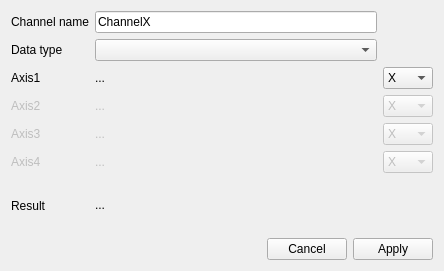
Before: the Qt Designer form ClearMap/gui/creator/image_group_ctrls.ui in ClearAnatomics/ClearMap, drawn with Qt 5.
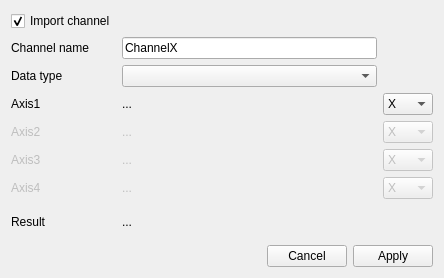
After: the same form once the commit is applied.

Commit message: GUI: Adds possibility to ignore channels during the wizard import

The edit to the form file:
```diff
--- a/ClearMap/gui/creator/image_group_ctrls.ui
+++ b/ClearMap/gui/creator/image_group_ctrls.ui
@@ -7,7 +7,7 @@
     <x>0</x>
     <y>0</y>
     <width>444</width>
-    <height>271</height>
+    <height>278</height>
    </rect>
   </property>
   <property name="sizePolicy">
@@ -22,66 +22,88 @@
   <layout class="QVBoxLayout" name="verticalLayout">
    <item>
     <layout class="QGridLayout" name="gridLayout" columnstretch="0,1,0">
-     <item row="2" column="0">
+     <item row="1" column="0">
+      <widget class="QLabel" name="label_3">
+       <property name="text">
+        <string>Channel name</string>
+       </property>
+      </widget>
+     </item>
+     <item row="6" column="2">
+      <widget class="QComboBox" name="pattern0_2ComboBox">
+       <property name="enabled">
+        <bool>false</bool>
+       </property>
+       <property name="minimumSize">
+        <size>
+         <width>20</width>
+         <height>0</height>
+        </size>
+       </property>
+       <property name="maximumSize">
+        <size>
+         <width>60</width>
+         <height>16777215</height>
+        </size>
+       </property>
+       <property name="currentText">
+        <string>X</string>
+       </property>
+       <item>
+        <property name="text">
+         <string>X</string>
+        </property>
+       </item>
+       <item>
+        <property name="text">
+         <string>Y</string>
+        </property>
+       </item>
+       <item>
+        <property name="text">
+         <string>Z</string>
+        </property>
+       </item>
+       <item>
+        <property name="text">
+         <string>C</string>
+        </property>
+       </item>
+      </widget>
+     </item>
+     <item row="3" column="0">
       <widget class="QLabel" name="label0_0">
        <property name="text">
         <string>Axis1</string>
        </property>
       </widget>
      </item>
-     <item row="6" column="2">
-      <widget class="QComboBox" name="pattern0_3ComboBox">
+     <item row="6" column="1">
+      <widget class="QLabel" name="pattern0_2">
        <property name="enabled">
         <bool>false</bool>
        </property>
+       <property name="sizePolicy">
+        <sizepolicy hsizetype="MinimumExpanding" vsizetype="Preferred">
+         <horstretch>1</horstretch>
+         <verstretch>0</verstretch>
+        </sizepolicy>
+       </property>
        <property name="minimumSize">
         <size>
-         <width>20</width>
+         <width>250</width>
          <height>0</height>
         </size>
        </property>
-       <property name="maximumSize">
-        <size>
-         <width>60</width>
-         <height>16777215</height>
-        </size>
-       </property>
-       <property name="currentText">
-        <string>X</string>
-       </property>
-       <item>
-        <property name="text">
-         <string>X</string>
-        </property>
-       </item>
-       <item>
-        <property name="text">
-         <string>Y</string>
-        </property>
-       </item>
-       <item>
-        <property name="text">
-         <string>Z</string>
-        </property>
-       </item>
-       <item>
-        <property name="text">
-         <string>C</string>
-        </property>
-       </item>
-      </widget>
-     </item>
-     <item row="4" column="0">
-      <widget class="QLabel" name="label0_1">
-       <property name="enabled">
-        <bool>false</bool>
-       </property>
        <property name="text">
-        <string>Axis2</string>
+        <string>...</string>
+       </property>
+       <property name="textFormat">
+        <enum>Qt::RichText</enum>
        </property>
       </widget>
      </item>
-     <item row="7" column="1">
+     <item row="8" column="1">
       <widget class="QLabel" name="result">
        <property name="sizePolicy">
         <sizepolicy hsizetype="MinimumExpanding" vsizetype="Preferred">
@@ -95,15 +117,15 @@
          <height>0</height>
         </size>
        </property>
-       <property name="textFormat">
-        <enum>Qt::RichText</enum>
-       </property>
        <property name="text">
         <string>...</string>
        </property>
+       <property name="textFormat">
+        <enum>Qt::RichText</enum>
+       </property>
       </widget>
      </item>
-     <item row="5" column="0">
+     <item row="6" column="0">
       <widget class="QLabel" name="label0_2">
        <property name="enabled">
         <bool>false</bool>
@@ -113,68 +135,7 @@
        </property>
       </widget>
      </item>
-     <item row="5" column="1">
-      <widget class="QLabel" name="pattern0_2">
-       <property name="enabled">
-        <bool>false</bool>
-       </property>
-       <property name="sizePolicy">
-        <sizepolicy hsizetype="MinimumExpanding" vsizetype="Preferred">
-         <horstretch>1</horstretch>
-         <verstretch>0</verstretch>
-        </sizepolicy>
-       </property>
-       <property name="minimumSize">
-        <size>
-         <width>250</width>
-         <height>0</height>
-        </size>
-       </property>
-       <property name="textFormat">
-        <enum>Qt::RichText</enum>
-       </property>
-       <property name="text">
-        <string>...</string>
-       </property>
-      </widget>
-     </item>
-     <item row="2" column="2">
-      <widget class="QComboBox" name="pattern0_0ComboBox">
-       <property name="minimumSize">
-        <size>
-         <width>50</width>
-         <height>0</height>
-        </size>
-       </property>
-       <property name="maximumSize">
-        <size>
-         <width>60</width>
-         <height>16777215</height>
-        </size>
-       </property>
-       <item>
-        <property name="text">
-         <string>X</string>
-        </property>
-       </item>
-       <item>
-        <property name="text">
-         <string>Y</string>
-        </property>
-       </item>
-       <item>
-        <property name="text">
-         <string>Z</string>
-        </property>
-       </item>
-       <item>
-        <property name="text">
-         <string>C</string>
-        </property>
-       </item>
-      </widget>
-     </item>
-     <item row="6" column="0">
+     <item row="7" column="0">
       <widget class="QLabel" name="label0_3">
        <property name="enabled">
         <bool>false</bool>
@@ -184,14 +145,60 @@
        </property>
       </widget>
      </item>
-     <item row="1" column="0">
+     <item row="5" column="2">
+      <widget class="QComboBox" name="pattern0_1ComboBox">
+       <property name="enabled">
+        <bool>false</bool>
+       </property>
+       <property name="minimumSize">
+        <size>
+         <width>20</width>
+         <height>0</height>
+        </size>
+       </property>
+       <property name="maximumSize">
+        <size>
+         <width>60</width>
+         <height>16777215</height>
+        </size>
+       </property>
+       <item>
+        <property name="text">
+         <string>X</string>
+        </property>
+       </item>
+       <item>
+        <property name="text">
+         <string>Y</string>
+        </property>
+       </item>
+       <item>
+        <property name="text">
+         <string>Z</string>
+        </property>
+       </item>
+       <item>
+        <property name="text">
+         <string>C</string>
+        </property>
+       </item>
+      </widget>
+     </item>
+     <item row="1" column="1">
+      <widget class="QLineEdit" name="channelNameLineEdit">
+       <property name="text">
+        <string>ChannelX</string>
+       </property>
+      </widget>
+     </item>
+     <item row="2" column="0">
       <widget class="QLabel" name="label_2">
        <property name="text">
         <string>Data type</string>
        </property>
       </widget>
      </item>
-     <item row="2" column="1">
+     <item row="3" column="1">
       <widget class="QLabel" name="pattern0_0">
        <property name="sizePolicy">
         <sizepolicy hsizetype="MinimumExpanding" vsizetype="Preferred">
@@ -205,22 +212,160 @@
          <height>0</height>
         </size>
        </property>
+       <property name="text">
+        <string>...</string>
+       </property>
        <property name="textFormat">
         <enum>Qt::RichText</enum>
        </property>
+      </widget>
+     </item>
+     <item row="5" column="0">
+      <widget class="QLabel" name="label0_1">
+       <property name="enabled">
+        <bool>false</bool>
+       </property>
        <property name="text">
+        <string>Axis2</string>
+       </property>
+      </widget>
+     </item>
+     <item row="7" column="2">
+      <widget class="QComboBox" name="pattern0_3ComboBox">
+       <property name="enabled">
+        <bool>false</bool>
+       </property>
+       <property name="minimumSize">
+        <size>
+         <width>20</width>
+         <height>0</height>
+        </size>
+       </property>
+       <property name="maximumSize">
+        <size>
+         <width>60</width>
+         <height>16777215</height>
+        </size>
+       </property>
+       <property name="currentText">
+        <string>X</string>
+       </property>
+       <item>
+        <property name="text">
+         <string>X</string>
+        </property>
+       </item>
+       <item>
+        <property name="text">
+         <string>Y</string>
+        </property>
+       </item>
+       <item>
+        <property name="text">
+         <string>Z</string>
+        </property>
+       </item>
+       <item>
+        <property name="text">
+         <string>C</string>
+        </property>
+       </item>
+      </widget>
+     </item>
+     <item row="7" column="1">
+      <widget class="QLabel" name="pattern0_3">
+       <property name="enabled">
+        <bool>false</bool>
+       </property>
+       <property name="sizePolicy">
+        <sizepolicy hsizetype="MinimumExpanding" vsizetype="Preferred">
+         <horstretch>1</horstretch>
+         <verstretch>0</verstretch>
+        </sizepolicy>
+       </property>
+       <property name="minimumSize">
+        <size>
+         <width>250</width>
+         <height>0</height>
+        </size>
+       </property>
+       <property name="text">
         <string>...</string>
        </property>
+       <property name="textFormat">
+        <enum>Qt::RichText</enum>
+       </property>
       </widget>
      </item>
-     <item row="1" column="1">
+     <item row="2" column="1">
       <widget class="QComboBox" name="dataTypeComboBox">
        <property name="currentIndex">
         <number>-1</number>
        </property>
       </widget>
      </item>
-     <item row="7" column="0">
+     <item row="3" column="2">
+      <widget class="QComboBox" name="pattern0_0ComboBox">
+       <property name="minimumSize">
+        <size>
+         <width>50</width>
+         <height>0</height>
+        </size>
+       </property>
+       <property name="maximumSize">
+        <size>
+         <width>60</width>
+         <height>16777215</height>
+        </size>
+       </property>
+       <item>
+        <property name="text">
+         <string>X</string>
+        </property>
+       </item>
+       <item>
+        <property name="text">
+         <string>Y</string>
+        </property>
+       </item>
+       <item>
+        <property name="text">
+         <string>Z</string>
+        </property>
+       </item>
+       <item>
+        <property name="text">
+         <string>C</string>
+        </property>
+       </item>
+      </widget>
+     </item>
+     <item row="5" column="1">
+      <widget class="QLabel" name="pattern0_1">
+       <property name="enabled">
+        <bool>false</bool>
+       </property>
+       <property name="sizePolicy">
+        <sizepolicy hsizetype="MinimumExpanding" vsizetype="Preferred">
+         <horstretch>1</horstretch>
+         <verstretch>0</verstretch>
+        </sizepolicy>
+       </property>
+       <property name="minimumSize">
+        <size>
+         <width>250</width>
+         <height>0</height>
+        </size>
+       </property>
+       <property name="text">
+        <string>...</string>
+       </property>
+       <property name="textFormat">
+        <enum>Qt::RichText</enum>
+       </property>
+      </widget>
+     </item>
+     <item row="8" column="0">
       <widget class="QLabel" name="label">
        <property name="text">
         <string>Result</string>
@@ -228,150 +373,18 @@
       </widget>
      </item>
      <item row="0" column="0">
-      <widget class="QLabel" name="label_3">
-       <property name="text">
-        <string>Channel name</string>
+      <widget class="QCheckBox" name="importChannelCheckBox">
+       <property name="toolTip">
+        <string>&lt;html&gt;&lt;head/&gt;&lt;body&gt;&lt;p&gt;Uncheck to skip this channel — &lt;/p&gt;&lt;p&gt;e.g. already configured or not relevant.&lt;/p&gt;&lt;/body&gt;&lt;/html&gt;</string>
        </property>
-      </widget>
-     </item>
-     <item row="4" column="2">
-      <widget class="QComboBox" name="pattern0_1ComboBox">
-       <property name="enabled">
-        <bool>false</bool>
-       </property>
-       <property name="minimumSize">
-        <size>
-         <width>20</width>
-         <height>0</height>
-        </size>
-       </property>
-       <property name="maximumSize">
-        <size>
-         <width>60</width>
-         <height>16777215</height>
-        </size>
-       </property>
-       <item>
-        <property name="text">
-         <string>X</string>
-        </property>
-       </item>
-       <item>
-        <property name="text">
-         <string>Y</string>
-        </property>
-       </item>
-       <item>
-        <property name="text">
-         <string>Z</string>
-        </property>
-       </item>
-       <item>
-        <property name="text">
-         <string>C</string>
-        </property>
-       </item>
-      </widget>
-     </item>
-     <item row="6" column="1">
-      <widget class="QLabel" name="pattern0_3">
-       <property name="enabled">
-        <bool>false</bool>
-       </property>
-       <property name="sizePolicy">
-        <sizepolicy hsizetype="MinimumExpanding" vsizetype="Preferred">
-         <horstretch>1</horstretch>
-         <verstretch>0</verstretch>
-        </sizepolicy>
-       </property>
-       <property name="minimumSize">
-        <size>
-         <width>250</width>
-         <height>0</height>
-        </size>
-       </property>
-       <property name="textFormat">
-        <enum>Qt::RichText</enum>
-       </property>
        <property name="text">
-        <string>...</string>
+        <string>Import channel</string>
        </property>
-      </widget>
-     </item>
-     <item row="0" column="1">
-      <widget class="QLineEdit" name="channelNameLineEdit">
-       <property name="text">
-        <string>ChannelX</string>
+       <property name="checked">
+        <bool>true</bool>
        </property>
       </widget>
      </item>
-     <item row="4" column="1">
-      <widget class="QLabel" name="pattern0_1">
-       <property name="enabled">
-        <bool>false</bool>
-       </property>
-       <property name="sizePolicy">
-        <sizepolicy hsizetype="MinimumExpanding" vsizetype="Preferred">
-         <horstretch>1</horstretch>
-         <verstretch>0</verstretch>
-        </sizepolicy>
-       </property>
-       <property name="minimumSize">
-        <size>
-         <width>250</width>
-         <height>0</height>
-        </size>
-       </property>
-       <property name="textFormat">
-        <enum>Qt::RichText</enum>
-       </property>
-       <property name="text">
-        <string>...</string>
-       </property>
-      </widget>
-     </item>
-     <item row="5" column="2">
-      <widget class="QComboBox" name="pattern0_2ComboBox">
-       <property name="enabled">
-        <bool>false</bool>
-       </property>
-       <property name="minimumSize">
-        <size>
-         <width>20</width>
-         <height>0</height>
-        </size>
-       </property>
-       <property name="maximumSize">
-        <size>
-         <width>60</width>
-         <height>16777215</height>
-        </size>
-       </property>
-       <property name="currentText">
-        <string>X</string>
-       </property>
-       <item>
-        <property name="text">
-         <string>X</string>
-        </property>
-       </item>
-       <item>
-        <property name="text">
-         <string>Y</string>
-        </property>
-       </item>
-       <item>
-        <property name="text">
-         <string>Z</string>
-        </property>
-       </item>
-       <item>
-        <property name="text">
-         <string>C</string>
-        </property>
-       </item>
-      </widget>
-     </item>
     </layout>
    </item>
    <item>
```
The commit also changes 1 other file.
